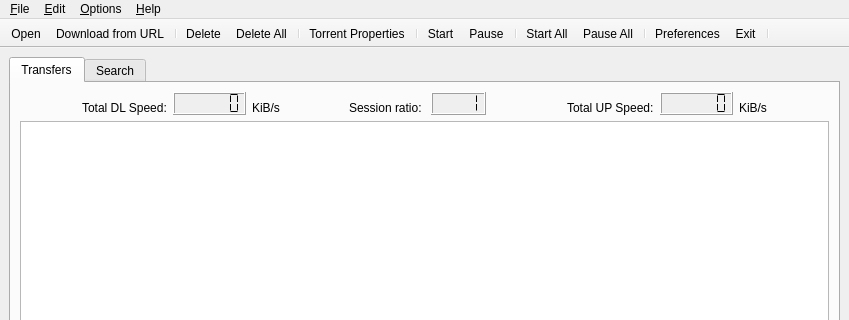
Before: the Qt Designer form src/MainWindow.ui in SysAdminDoc/qBittorrent-Vanced, drawn with Qt 5; both pictures show x 0 to 849 and y 0 to 320 of the 849 by 576 pixel window.
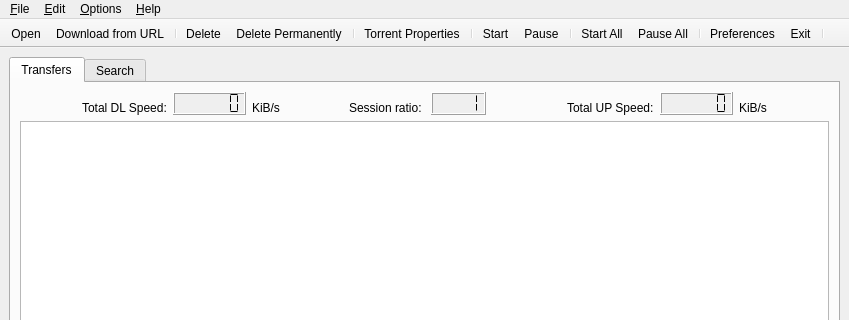
After: the same form once the commit is applied.

Commit message: - Added an action to delete downloads from download list and from hard drive too

Diff of the .ui file:
```diff
--- a/src/MainWindow.ui
+++ b/src/MainWindow.ui
@@ -745,7 +745,7 @@
     <addaction name="actionTorrent_Properties" />
     <addaction name="separator" />
     <addaction name="actionDelete" />
-    <addaction name="actionDelete_All" />
+    <addaction name="actionDelete_Permanently" />
    </widget>
    <widget class="QMenu" name="menu_File" >
     <property name="title" >
@@ -784,7 +784,7 @@
    <addaction name="actionDownload_from_URL" />
    <addaction name="separator" />
    <addaction name="actionDelete" />
-   <addaction name="actionDelete_All" />
+   <addaction name="actionDelete_Permanently" />
    <addaction name="separator" />
    <addaction name="actionTorrent_Properties" />
    <addaction name="separator" />
@@ -848,9 +848,9 @@
     <string>Documentation</string>
    </property>
   </action>
-  <action name="actionDelete_All" >
+  <action name="actionDelete_Permanently" >
    <property name="text" >
-    <string>Delete All</string>
+    <string>Delete Permanently</string>
    </property>
   </action>
   <action name="actionTorrent_Properties" >
```
The commit also changes 5 other files.
